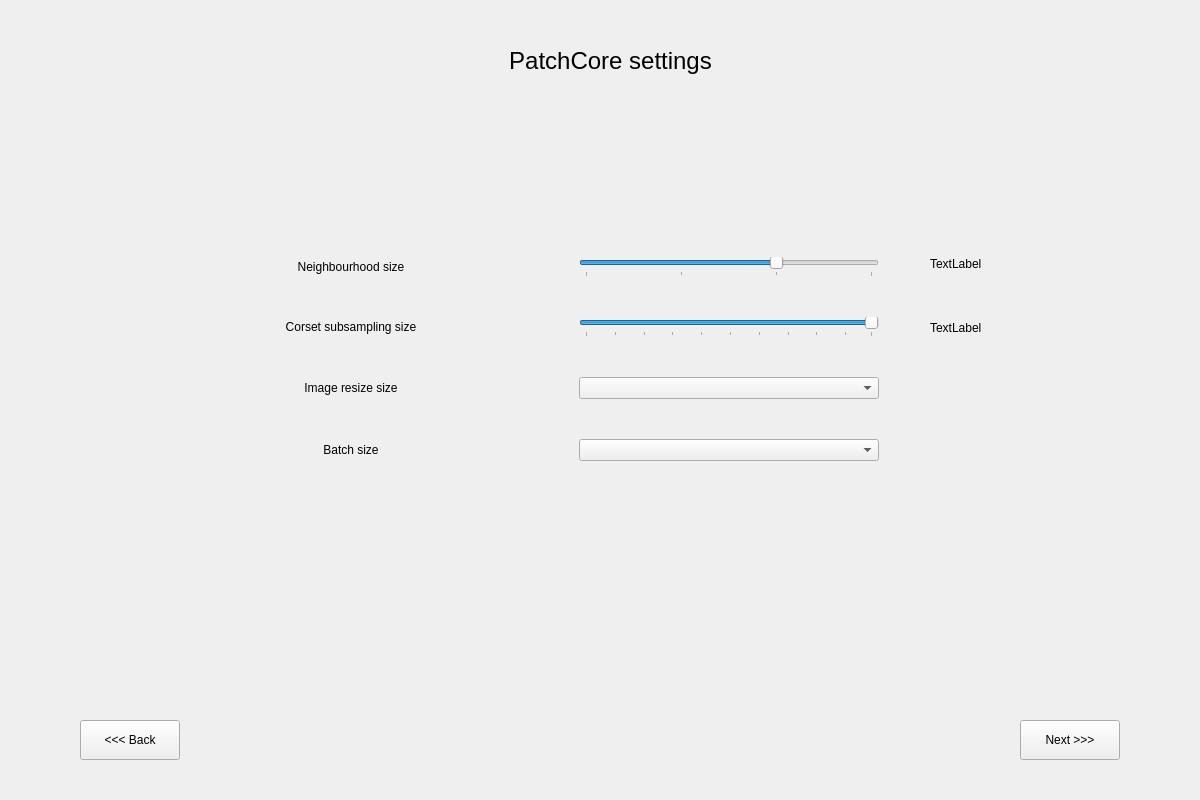
Old version of the form assets/main_window.ui in the repository kjobuya/anomaly-detection-app.
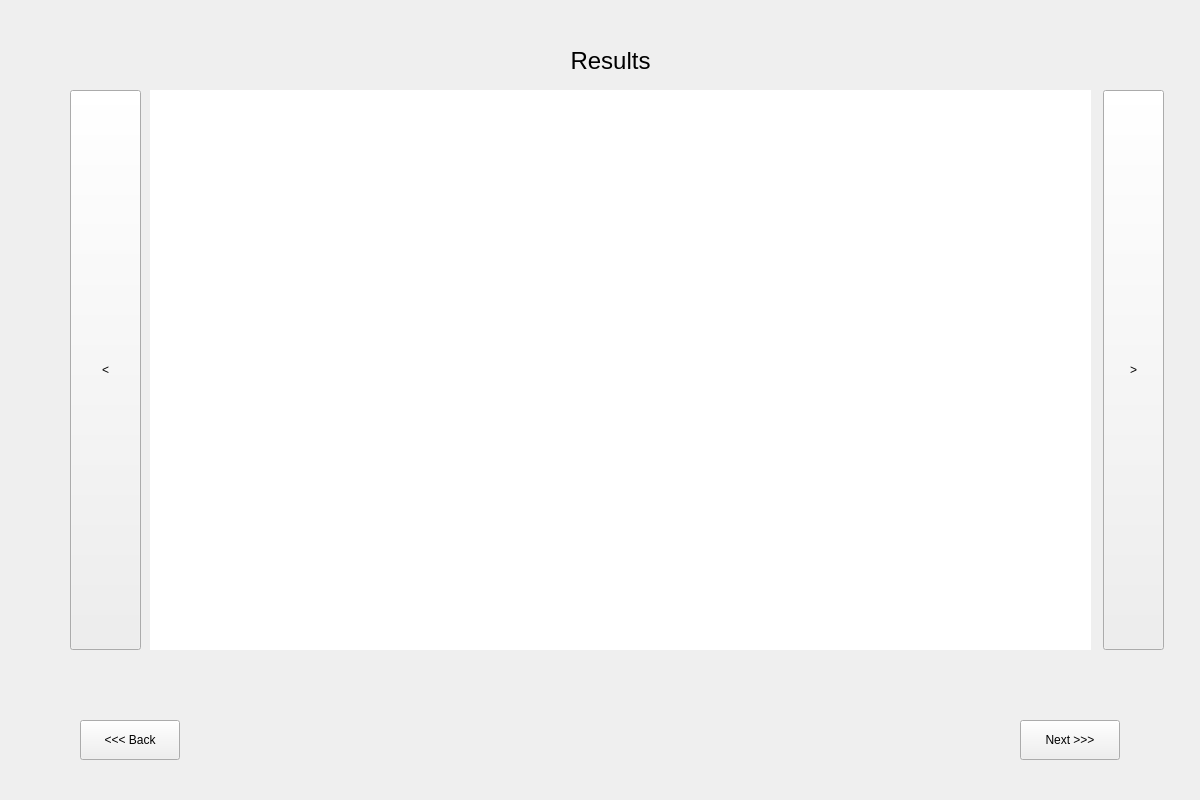
New version of the form.

Commit message: Displaying test results on defect images

```diff
--- a/assets/main_window.ui
+++ b/assets/main_window.ui
@@ -42,7 +42,7 @@
      </rect>
     </property>
     <property name="currentIndex">
-     <number>4</number>
+     <number>5</number>
     </property>
     <widget class="QWidget" name="home">
      <widget class="QLabel" name="label">
@@ -583,6 +583,74 @@
       </property>
      </widget>
     </widget>
+    <widget class="QWidget" name="trainin_results">
+     <widget class="QLabel" name="resultsImageDisplayLabel">
+      <property name="geometry">
+       <rect>
+        <x>120</x>
+        <y>60</y>
+        <width>941</width>
+        <height>560</height>
+       </rect>
+      </property>
+      <property name="styleSheet">
+       <string notr="true">background-color: rgb(255, 255, 255);</string>
+      </property>
+      <property name="text">
+       <string/>
+      </property>
+      <property name="scaledContents">
+       <bool>true</bool>
+      </property>
+     </widget>
+     <widget class="QPushButton" name="prevResultsButton">
+      <property name="geometry">
+       <rect>
+        <x>40</x>
+        <y>60</y>
+        <width>71</width>
+        <height>560</height>
+       </rect>
+      </property>
+      <property name="text">
+       <string>&lt;</string>
+      </property>
+     </widget>
+     <widget class="QPushButton" name="nextResultsButton">
+      <property name="geometry">
+       <rect>
+        <x>1073</x>
+        <y>60</y>
+        <width>61</width>
+        <height>560</height>
+       </rect>
+      </property>
+      <property name="text">
+       <string>&gt;</string>
+      </property>
+     </widget>
+     <widget class="QLabel" name="label_12">
+      <property name="geometry">
+       <rect>
+        <x>430</x>
+        <y>10</y>
+        <width>301</width>
+        <height>41</height>
+       </rect>
+      </property>
+      <property name="font">
+       <font>
+        <pointsize>18</pointsize>
+       </font>
+      </property>
+      <property name="text">
+       <string>Results</string>
+      </property>
+      <property name="alignment">
+       <set>Qt::AlignCenter</set>
+      </property>
+     </widget>
+    </widget>
    </widget>
    <widget class="QPushButton" name="backButton">
     <property name="geometry">
```
The commit also changes 3 other files.
